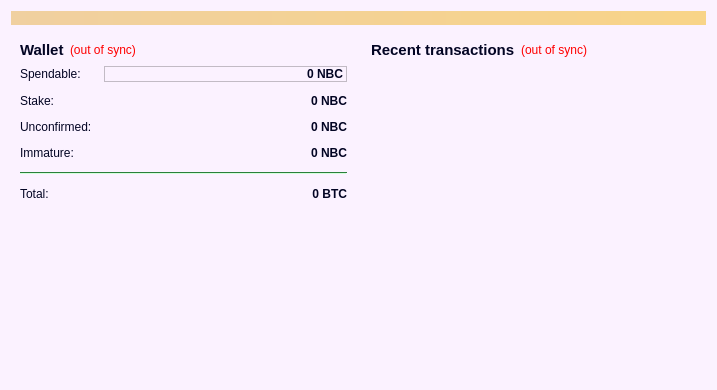
First picture: the form in src/qt/forms/overviewpage.ui, repository nexbitproject/nexbit, before the edit.
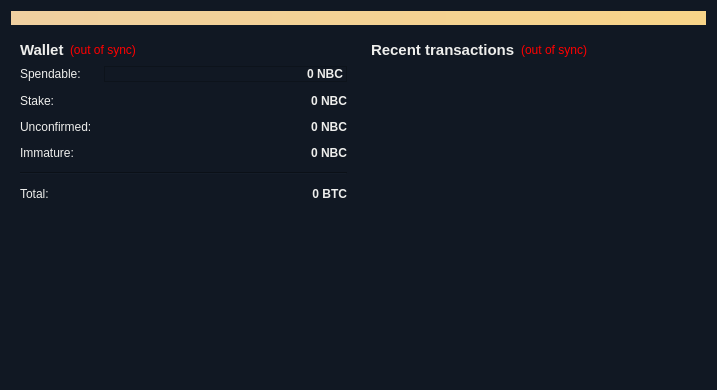
Second picture: the form after the edit. Icons and pictures are not drawn.

What changed in the file:
```diff
--- a/src/qt/forms/overviewpage.ui
+++ b/src/qt/forms/overviewpage.ui
@@ -19,18 +19,18 @@
      <colorrole role="WindowText">
       <brush brushstyle="SolidPattern">
        <color alpha="255">
-        <red>2</red>
-        <green>4</green>
-        <blue>35</blue>
+        <red>238</red>
+        <green>238</green>
+        <blue>236</blue>
        </color>
       </brush>
      </colorrole>
      <colorrole role="Button">
       <brush brushstyle="SolidPattern">
        <color alpha="255">
-        <red>85</red>
-        <green>255</green>
-        <blue>119</blue>
+        <red>17</red>
+        <green>24</green>
+        <blue>35</blue>
        </color>
       </brush>
      </colorrole>
@@ -73,9 +73,9 @@
      <colorrole role="Text">
       <brush brushstyle="SolidPattern">
        <color alpha="255">
-        <red>2</red>
-        <green>4</green>
-        <blue>35</blue>
+        <red>238</red>
+        <green>238</green>
+        <blue>236</blue>
        </color>
       </brush>
      </colorrole>
@@ -91,27 +91,27 @@
      <colorrole role="ButtonText">
       <brush brushstyle="SolidPattern">
        <color alpha="255">
-        <red>2</red>
-        <green>4</green>
-        <blue>35</blue>
+        <red>238</red>
+        <green>238</green>
+        <blue>236</blue>
        </color>
       </brush>
      </colorrole>
      <colorrole role="Base">
       <brush brushstyle="SolidPattern">
        <color alpha="255">
-        <red>255</red>
-        <green>255</green>
-        <blue>255</blue>
+        <red>17</red>
+        <green>24</green>
+        <blue>35</blue>
        </color>
       </brush>
      </colorrole>
      <colorrole role="Window">
       <brush brushstyle="SolidPattern">
        <color alpha="255">
-        <red>251</red>
-        <green>242</green>
-        <blue>255</blue>
+        <red>17</red>
+        <green>24</green>
+        <blue>35</blue>
        </color>
       </brush>
      </colorrole>
@@ -165,18 +165,18 @@
      <colorrole role="WindowText">
       <brush brushstyle="SolidPattern">
        <color alpha="255">
-        <red>2</red>
-        <green>4</green>
-        <blue>35</blue>
+        <red>238</red>
+        <green>238</green>
+        <blue>236</blue>
        </color>
       </brush>
      </colorrole>
      <colorrole role="Button">
       <brush brushstyle="SolidPattern">
        <color alpha="255">
-        <red>85</red>
-        <green>255</green>
-        <blue>119</blue>
+        <red>17</red>
+        <green>24</green>
+        <blue>35</blue>
        </color>
       </brush>
      </colorrole>
@@ -219,9 +219,9 @@
      <colorrole role="Text">
       <brush brushstyle="SolidPattern">
        <color alpha="255">
-        <red>2</red>
-        <green>4</green>
-        <blue>35</blue>
+        <red>238</red>
+        <green>238</green>
+        <blue>236</blue>
        </color>
       </brush>
      </colorrole>
@@ -237,27 +237,27 @@
      <colorrole role="ButtonText">
       <brush brushstyle="SolidPattern">
        <color alpha="255">
-        <red>2</red>
-        <green>4</green>
-        <blue>35</blue>
+        <red>238</red>
+        <green>238</green>
+        <blue>236</blue>
        </color>
       </brush>
      </colorrole>
      <colorrole role="Base">
       <brush brushstyle="SolidPattern">
        <color alpha="255">
-        <red>255</red>
-        <green>255</green>
-        <blue>255</blue>
+        <red>17</red>
+        <green>24</green>
+        <blue>35</blue>
        </color>
       </brush>
      </colorrole>
      <colorrole role="Window">
       <brush brushstyle="SolidPattern">
        <color alpha="255">
-        <red>251</red>
-        <green>242</green>
-        <blue>255</blue>
+        <red>17</red>
+        <green>24</green>
+        <blue>35</blue>
        </color>
       </brush>
      </colorrole>
@@ -311,18 +311,18 @@
      <colorrole role="WindowText">
       <brush brushstyle="SolidPattern">
        <color alpha="255">
-        <red>42</red>
-        <green>127</green>
-        <blue>59</blue>
+        <red>238</red>
+        <green>238</green>
+        <blue>236</blue>
        </color>
       </brush>
      </colorrole>
      <colorrole role="Button">
       <brush brushstyle="SolidPattern">
        <color alpha="255">
-        <red>85</red>
-        <green>255</green>
-        <blue>119</blue>
+        <red>17</red>
+        <green>24</green>
+        <blue>35</blue>
        </color>
       </brush>
      </colorrole>
@@ -365,9 +365,9 @@
      <colorrole role="Text">
       <brush brushstyle="SolidPattern">
        <color alpha="255">
-        <red>42</red>
-        <green>127</green>
-        <blue>59</blue>
+        <red>238</red>
+        <green>238</green>
+        <blue>236</blue>
        </color>
       </brush>
      </colorrole>
@@ -383,27 +383,27 @@
      <colorrole role="ButtonText">
       <brush brushstyle="SolidPattern">
        <color alpha="255">
-        <red>42</red>
-        <green>127</green>
-        <blue>59</blue>
+        <red>238</red>
+        <green>238</green>
+        <blue>236</blue>
        </color>
       </brush>
      </colorrole>
      <colorrole role="Base">
       <brush brushstyle="SolidPattern">
        <color alpha="255">
-        <red>251</red>
-        <green>242</green>
-        <blue>255</blue>
+        <red>17</red>
+        <green>24</green>
+        <blue>35</blue>
        </color>
       </brush>
      </colorrole>
      <colorrole role="Window">
       <brush brushstyle="SolidPattern">
        <color alpha="255">
-        <red>251</red>
-        <green>242</green>
-        <blue>255</blue>
+        <red>17</red>
+        <green>24</green>
+        <blue>35</blue>
        </color>
       </brush>
      </colorrole>
@@ -463,10 +463,11 @@
     <normaloff>../../../../../@media/favicon.ico</normaloff>../../../../../@media/favicon.ico</iconset>
   </property>
   <property name="autoFillBackground">
-   <bool>true</bool>
+   <bool>false</bool>
   </property>
   <property name="styleSheet">
-   <string notr="true"/>
+   <string notr="true">color: rgb(238, 238, 236);
+background-color: rgb(17, 24, 35);</string>
   </property>
   <layout class="QVBoxLayout" name="topLayout">
    <item>
@@ -934,6 +935,9 @@
       <layout class="QVBoxLayout" name="verticalLayout_2">
        <item>
         <widget class="QWidget" name="widget" native="true">
+         <property name="styleSheet">
+          <string notr="true">color: rgb(238, 238, 236);</string>
+         </property>
          <layout class="QVBoxLayout" name="verticalLayout_4">
           <item>
            <layout class="QHBoxLayout" name="horizontalLayout_4">
@@ -1244,7 +1248,8 @@
           <item>
            <widget class="QListView" name="listTransactions">
             <property name="styleSheet">
-             <string notr="true">QListView { background: transparent; }</string>
+             <string notr="true">QListView { background: transparent; }
+color: rgb(238, 238, 236);</string>
             </property>
             <property name="frameShape">
              <enum>QFrame::NoFrame</enum>
```
Left out of the diff: 225 changed lines with no effect on the pictures.
